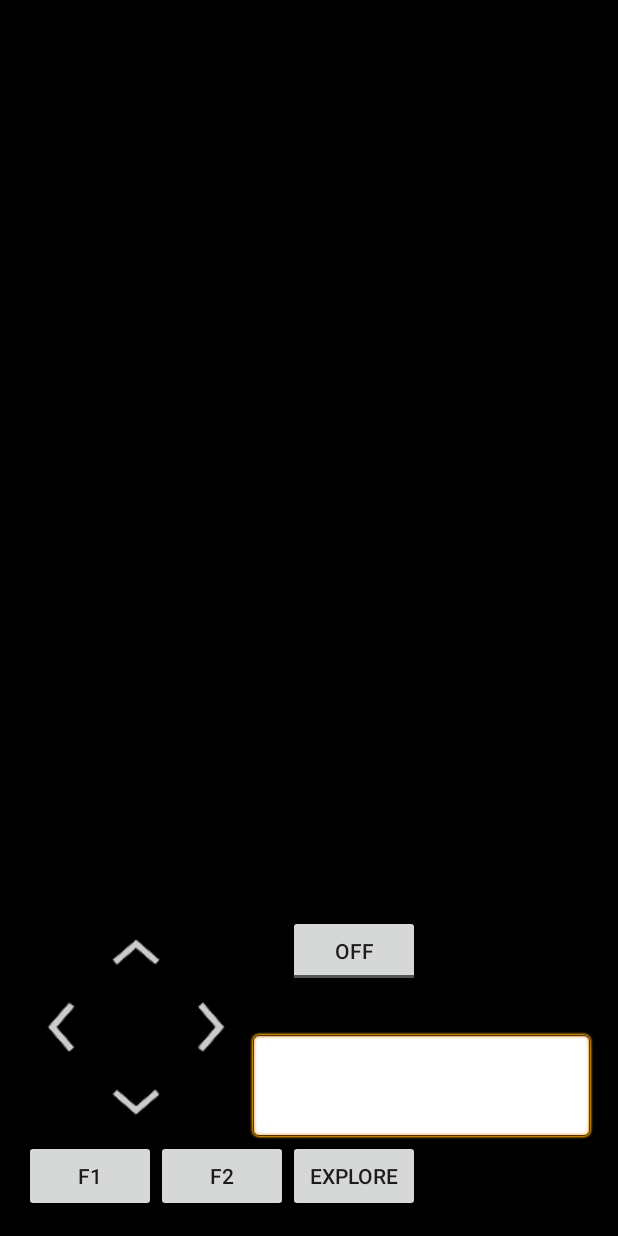
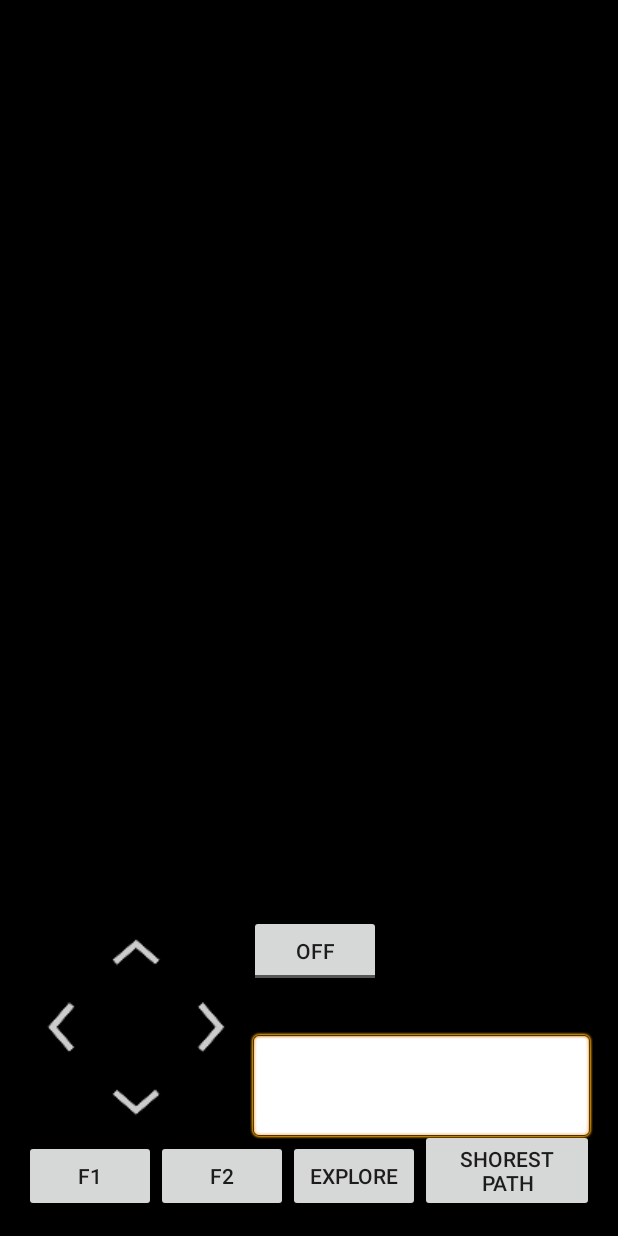
Before and after one commit to ivantwj/MDPGrp10_Android, an Android app: the layout activity_main.xml on its own in the app's theme, with its tools: preview values and no code run, on a phone screen of 412 x 824 dp. Run offline under Robolectric (Android 15) with nearby library versions, the phone set to English and light mode, and no system bars.

Commit message:
added EditText to show robot status, updated string messages for Explore and Shortest Path

```diff
--- a/app/src/main/res/layout/activity_main.xml
+++ b/app/src/main/res/layout/activity_main.xml
@@ -96,8 +96,8 @@
         android:text="Robot Status:"
         android:id="@+id/textViewRobotStatus"
         android:layout_below="@+id/toggleButton"
-        android:layout_alignLeft="@+id/buttonExplore"
-        android:layout_alignStart="@+id/buttonExplore" />
+        android:layout_alignLeft="@+id/robotStatus"
+        android:layout_alignStart="@+id/robotStatus" />
 
     <ToggleButton
         android:layout_width="wrap_content"
@@ -116,8 +116,17 @@
         android:layout_below="@+id/textViewRobotStatus"
         android:layout_alignParentRight="true"
         android:layout_alignParentEnd="true"
-        android:layout_alignBottom="@+id/relativeLayout"
         android:layout_toRightOf="@+id/relativeLayout"
-        android:layout_toEndOf="@+id/relativeLayout" />
+        android:layout_toEndOf="@+id/relativeLayout"
+        android:layout_above="@+id/buttonF2" />
+
+    <Button
+        android:layout_width="wrap_content"
+        android:layout_height="wrap_content"
+        android:text="Shorest Path"
+        android:id="@+id/buttonShortestPath"
+        android:layout_alignParentBottom="true"
+        android:layout_toRightOf="@+id/buttonExplore"
+        android:layout_toEndOf="@+id/buttonExplore" />
 
 </RelativeLayout>
```
Also changed, not shown: app/src/main/java/com/mdpgrp10/androidmobilecontrollermodule/MainActivity.java (+20 -7 lines), app/src/main/java/com/mdpgrp10/androidmobilecontrollermodule/Utils.java (+6 -6 lines).
